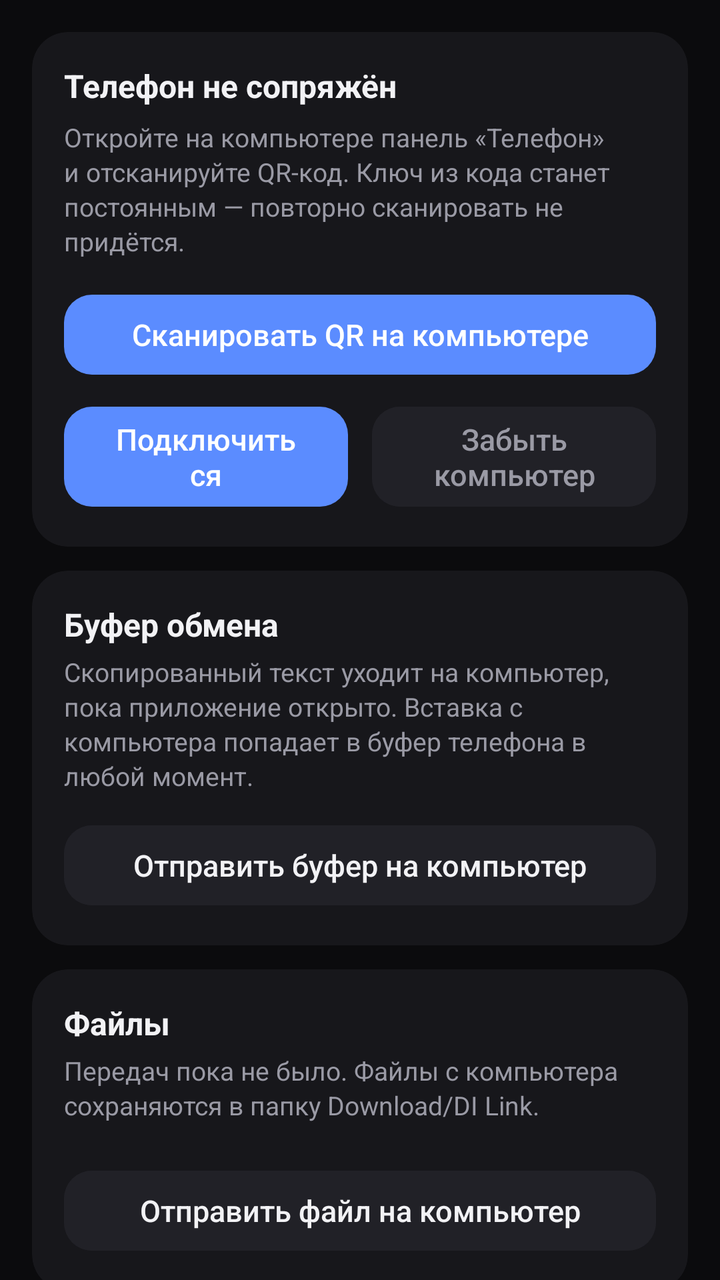
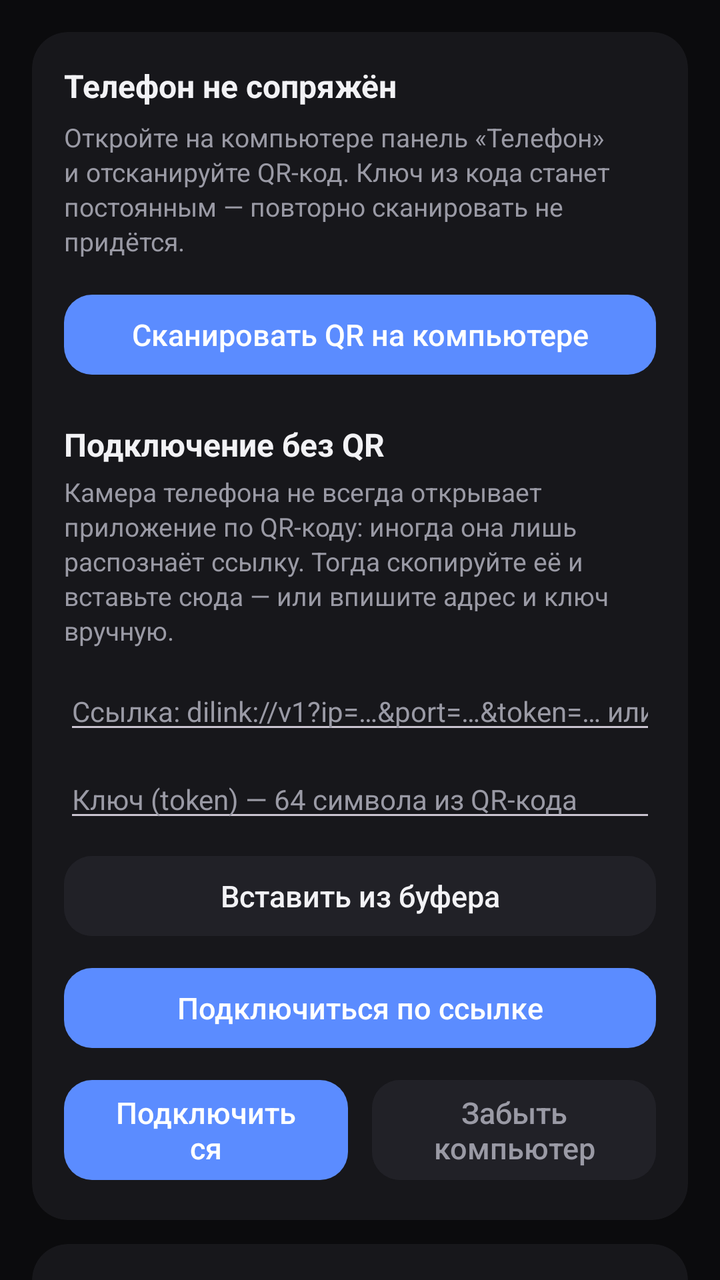

Two renders of the same Android screen: before a commit and after it. Below are the layout's source before the change and the commit's diff.
<!-- AndroidManifest.xml: application theme Theme.DiLink -->
<!-- res/layout/fragment_link.xml -->
<?xml version="1.0" encoding="utf-8"?>
<androidx.core.widget.NestedScrollView xmlns:android="http://schemas.android.com/apk/res/android"
    xmlns:app="http://schemas.android.com/apk/res-auto"
    android:layout_width="match_parent"
    android:layout_height="match_parent"
    android:fillViewport="true">

    <LinearLayout
        android:layout_width="match_parent"
        android:layout_height="wrap_content"
        android:orientation="vertical"
        android:padding="16dp">

        <com.google.android.material.card.MaterialCardView
            android:layout_width="match_parent"
            android:layout_height="wrap_content"
            android:layout_marginBottom="12dp">

            <LinearLayout
                android:layout_width="match_parent"
                android:layout_height="wrap_content"
                android:orientation="vertical">

                <TextView
                    android:id="@+id/pairTitle"
                    style="@style/Text_DiLink_Section"
                    android:layout_width="match_parent"
                    android:layout_height="wrap_content"
                    android:text="@string/status_paired_none" />

                <TextView
                    android:id="@+id/pairHint"
                    style="@style/Text_DiLink_Body"
                    android:layout_width="match_parent"
                    android:layout_height="wrap_content"
                    android:layout_marginTop="6dp"
                    android:text="@string/pair_hint" />

                <com.google.android.material.button.MaterialButton
                    android:id="@+id/scan"
                    style="@style/Widget_DiLink_Button"
                    android:layout_width="match_parent"
                    android:layout_height="wrap_content"
                    android:layout_marginTop="14dp"
                    android:text="@string/action_scan" />

                <LinearLayout
                    android:layout_width="match_parent"
                    android:layout_height="wrap_content"
                    android:layout_marginTop="8dp"
                    android:orientation="horizontal">

                    <com.google.android.material.button.MaterialButton
                        android:id="@+id/connect"
                        style="@style/Widget_DiLink_Button"
                        android:layout_width="0dp"
                        android:layout_height="wrap_content"
                        android:layout_marginEnd="6dp"
                        android:layout_weight="1"
                        android:text="@string/action_connect" />

                    <com.google.android.material.button.MaterialButton
                        android:id="@+id/forget"
                        style="@style/Widget_DiLink_Button"
                        android:layout_width="0dp"
                        android:layout_height="wrap_content"
                        android:layout_marginStart="6dp"
                        android:layout_weight="1"
                        android:backgroundTint="@color/surface_high"
                        android:text="@string/action_forget"
                        android:textColor="@color/text_secondary" />
                </LinearLayout>
            </LinearLayout>
        </com.google.android.material.card.MaterialCardView>

        <com.google.android.material.card.MaterialCardView
            android:layout_width="match_parent"
            android:layout_height="wrap_content"
            android:layout_marginBottom="12dp">

            <LinearLayout
                android:layout_width="match_parent"
                android:layout_height="wrap_content"
                android:orientation="vertical">

                <TextView
                    style="@style/Text_DiLink_Section"
                    android:layout_width="match_parent"
                    android:layout_height="wrap_content"
                    android:text="@string/section_clipboard" />

                <TextView
                    style="@style/Text_DiLink_Body"
                    android:layout_width="match_parent"
                    android:layout_height="wrap_content"
                    android:layout_marginTop="4dp"
                    android:text="@string/clipboard_hint" />

                <com.google.android.material.button.MaterialButton
                    android:id="@+id/sendClipboard"
                    style="@style/Widget_DiLink_Button"
                    android:layout_width="match_parent"
                    android:layout_height="wrap_content"
                    android:layout_marginTop="12dp"
                    android:backgroundTint="@color/surface_high"
                    android:text="@string/action_send_clipboard"
                    android:textColor="@color/text_primary" />
            </LinearLayout>
        </com.google.android.material.card.MaterialCardView>

        <com.google.android.material.card.MaterialCardView
            android:layout_width="match_parent"
            android:layout_height="wrap_content"
            android:layout_marginBottom="12dp">

            <LinearLayout
                android:layout_width="match_parent"
                android:layout_height="wrap_content"
                android:orientation="vertical">

                <TextView
                    style="@style/Text_DiLink_Section"
                    android:layout_width="match_parent"
                    android:layout_height="wrap_content"
                    android:text="@string/section_files" />

                <TextView
                    android:id="@+id/transferEmpty"
                    style="@style/Text_DiLink_Body"
                    android:layout_width="match_parent"
                    android:layout_height="wrap_content"
                    android:layout_marginTop="4dp"
                    android:text="@string/transfer_none" />

                <androidx.recyclerview.widget.RecyclerView
                    android:id="@+id/transfers"
                    android:layout_width="match_parent"
                    android:layout_height="wrap_content"
                    android:layout_marginTop="8dp"
                    android:nestedScrollingEnabled="false" />

                <com.google.android.material.button.MaterialButton
                    android:id="@+id/pickFile"
                    style="@style/Widget_DiLink_Button"
                    android:layout_width="match_parent"
                    android:layout_height="wrap_content"
                    android:layout_marginTop="12dp"
                    android:backgroundTint="@color/surface_high"
                    android:text="@string/action_send_file"
                    android:textColor="@color/text_primary" />
            </LinearLayout>
        </com.google.android.material.card.MaterialCardView>

        <TextView
            android:id="@+id/error"
            style="@style/Text_DiLink_Caption"
            android:layout_width="match_parent"
            android:layout_height="wrap_content"
            android:textColor="@color/danger"
            android:visibility="gone" />

    </LinearLayout>
</androidx.core.widget.NestedScrollView>
<!-- resources referenced by this layout -->
<resources>
  <color name="danger">#FFFF6B6B</color>
  <color name="surface_high">#FF212127</color>
  <color name="text_primary">#FFF2F2F5</color>
  <color name="text_secondary">#FF9A9AA5</color>
  <string name="action_connect">Подключиться</string>
  <string name="action_forget">Забыть компьютер</string>
  <string name="action_scan">Сканировать QR на компьютере</string>
  <string name="action_send_clipboard">Отправить буфер на компьютер</string>
  <string name="action_send_file">Отправить файл на компьютер</string>
  <string name="clipboard_hint">Скопированный текст уходит на компьютер, пока приложение открыто. Вставка с компьютера попадает в буфер телефона в любой момент.</string>
  <string name="pair_hint">Откройте на компьютере панель «Телефон» и отсканируйте QR-код. Ключ из кода станет постоянным — повторно сканировать не придётся.</string>
  <string name="section_clipboard">Буфер обмена</string>
  <string name="section_files">Файлы</string>
  <string name="status_paired_none">Телефон не сопряжён</string>
  <string name="transfer_none">Передач пока не было. Файлы с компьютера сохраняются в папку Download/DI Link.</string>
  <style name="Text_DiLink_Body">
          <item name="android:textColor">@color/text_secondary</item>
          <item name="android:textSize">13sp</item>
          <item name="android:lineSpacingExtra">2dp</item>
      </style>
  <style name="Text_DiLink_Caption">
          <item name="android:textColor">@color/text_secondary</item>
          <item name="android:textSize">11sp</item>
      </style>
  <style name="Text_DiLink_Section">
          <item name="android:textColor">@color/text_primary</item>
          <item name="android:textSize">16sp</item>
          <item name="android:textStyle">bold</item>
      </style>
  <style name="Widget_DiLink_Button" parent="Widget.Material3.Button">
          <item name="cornerRadius">14dp</item>
          <item name="android:textAllCaps">false</item>
          <item name="android:textSize">15sp</item>
          <item name="android:letterSpacing">0</item>
      </style>
  <color name="accent">#FF5B8CFF</color>
  <color name="surface">#FF17171B</color>
  <color name="bg">#FF0B0B0D</color>
  <style name="Widget_DiLink_Card" parent="Widget.Material3.CardView.Filled">
          <item name="cardBackgroundColor">@color/surface</item>
          <item name="cardCornerRadius">18dp</item>
          <item name="cardElevation">0dp</item>
          <item name="contentPadding">16dp</item>
          <item name="strokeWidth">0dp</item>
      </style>
  <style name="Widget_DiLink_Switch" parent="Widget.Material3.CompoundButton.MaterialSwitch">
          <item name="thumbTint">@color/text_primary</item>
          <item name="trackTint">@color/accent_soft</item>
      </style>
  <style name="Widget_DiLink_Toolbar" parent="Widget.Material3.Toolbar">
          <item name="android:background">@color/bg</item>
          <item name="titleTextColor">@color/text_primary</item>
      </style>
  <color name="accent_soft">#335B8CFF</color>
  <!-- unchanged entries left out for length: 1 -->
</resources>

<!-- the commit's change to res/layout/fragment_link.xml (unified diff, before → after) -->
@@ -43,6 +43,64 @@
                     android:layout_height="wrap_content"
                     android:layout_marginTop="14dp"
                     android:text="@string/action_scan" />
+
+                <TextView
+                    style="@style/Text_DiLink_Section"
+                    android:layout_width="match_parent"
+                    android:layout_height="wrap_content"
+                    android:layout_marginTop="20dp"
+                    android:text="@string/section_manual" />
+
+                <TextView
+                    style="@style/Text_DiLink_Body"
+                    android:layout_width="match_parent"
+                    android:layout_height="wrap_content"
+                    android:layout_marginTop="4dp"
+                    android:text="@string/manual_hint" />
+
+                <EditText
+                    android:id="@+id/manualLink"
+                    android:layout_width="match_parent"
+                    android:layout_height="wrap_content"
+                    android:layout_marginTop="12dp"
+                    android:hint="@string/manual_link_hint"
+                    android:inputType="textUri|textNoSuggestions"
+                    android:maxLines="3"
+                    android:textColor="@color/text_primary"
+                    android:textColorHint="@color/text_secondary"
+                    android:textSize="14sp"
+                    android:autofillHints="" />
+
+                <EditText
+                    android:id="@+id/manualToken"
+                    android:layout_width="match_parent"
+                    android:layout_height="wrap_content"
+                    android:layout_marginTop="8dp"
+                    android:hint="@string/manual_token_hint"
+                    android:inputType="textVisiblePassword|textNoSuggestions"
+                    android:maxLines="2"
+                    android:textColor="@color/text_primary"
+                    android:textColorHint="@color/text_secondary"
+                    android:textSize="14sp"
+                    android:autofillHints="" />
+
+                <com.google.android.material.button.MaterialButton
+                    android:id="@+id/paste"
+                    style="@style/Widget_DiLink_Button"
+                    android:layout_width="match_parent"
+                    android:layout_height="wrap_content"
+                    android:layout_marginTop="8dp"
+                    android:backgroundTint="@color/surface_high"
+                    android:text="@string/action_paste"
+                    android:textColor="@color/text_primary" />
+
+                <com.google.android.material.button.MaterialButton
+                    android:id="@+id/manualConnect"
+                    style="@style/Widget_DiLink_Button"
+                    android:layout_width="match_parent"
+                    android:layout_height="wrap_content"
+                    android:layout_marginTop="8dp"
+                    android:text="@string/action_manual_connect" />
 
                 <LinearLayout
                     android:layout_width="match_parent"
<!-- resource entries referenced after the edit -->
@@ -6,13 +6,19 @@
   <color name="text_secondary">#FF9A9AA5</color>
   <string name="action_connect">Подключиться</string>
   <string name="action_forget">Забыть компьютер</string>
+  <string name="action_manual_connect">Подключиться по ссылке</string>
+  <string name="action_paste">Вставить из буфера</string>
   <string name="action_scan">Сканировать QR на компьютере</string>
   <string name="action_send_clipboard">Отправить буфер на компьютер</string>
   <string name="action_send_file">Отправить файл на компьютер</string>
   <string name="clipboard_hint">Скопированный текст уходит на компьютер, пока приложение открыто. Вставка с компьютера попадает в буфер телефона в любой момент.</string>
+  <string name="manual_hint">Камера телефона не всегда открывает приложение по QR-коду: иногда она лишь распознаёт ссылку. Тогда скопируйте её и вставьте сюда — или впишите адрес и ключ вручную.</string>
+  <string name="manual_link_hint">Ссылка: dilink://v1?ip=…&amp;port=…&amp;token=… или 192.168.1.4:19532</string>
+  <string name="manual_token_hint">Ключ (token) — 64 символа из QR-кода</string>
   <string name="pair_hint">Откройте на компьютере панель «Телефон» и отсканируйте QR-код. Ключ из кода станет постоянным — повторно сканировать не придётся.</string>
   <string name="section_clipboard">Буфер обмена</string>
   <string name="section_files">Файлы</string>
+  <string name="section_manual">Подключение без QR</string>
   <string name="status_paired_none">Телефон не сопряжён</string>
   <string name="transfer_none">Передач пока не было. Файлы с компьютера сохраняются в папку Download/DI Link.</string>
   <style name="Text_DiLink_Body">
